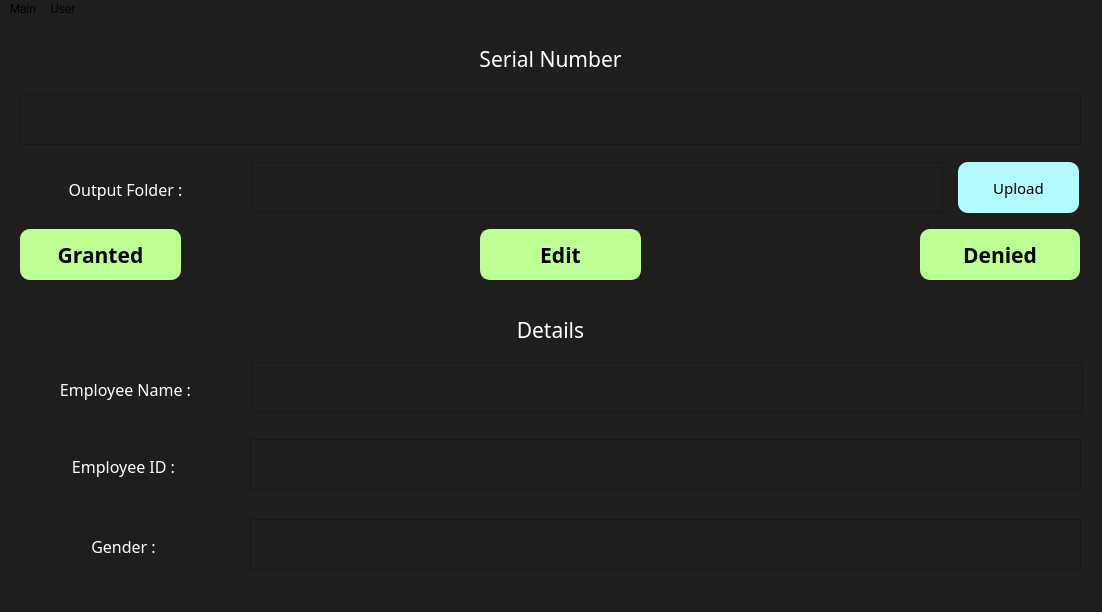
Qt form gui.ui (kLamda/RFID_GUI) before a commit.
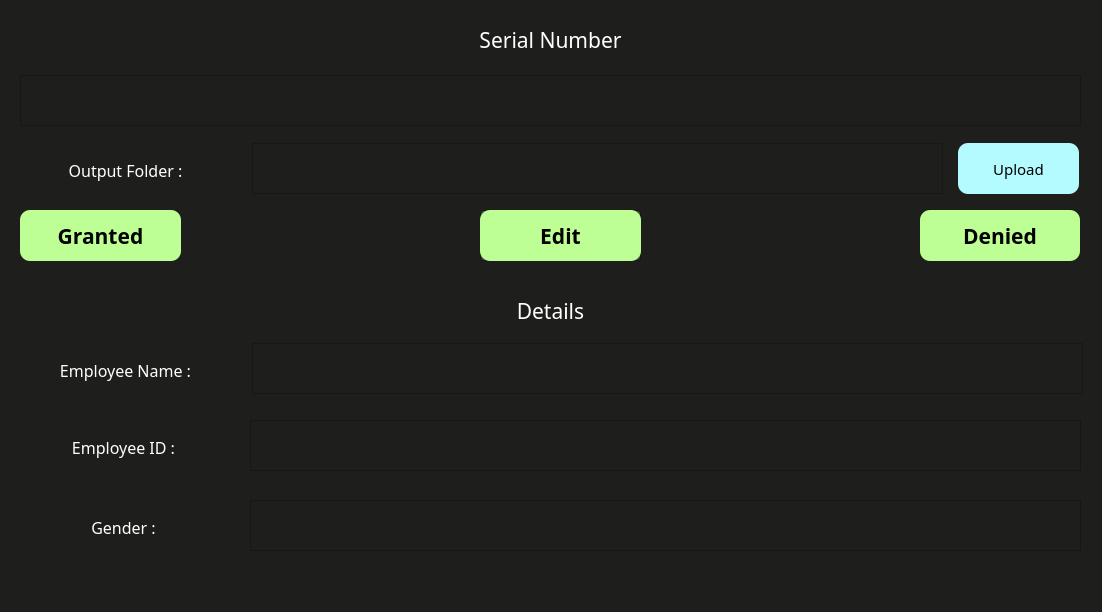
The same form after that commit.

Commit message: Menubar removed

```diff
--- a/gui.ui
+++ b/gui.ui
@@ -391,18 +391,6 @@
      <height>26</height>
     </rect>
    </property>
-   <widget class="QMenu" name="menuMain">
-    <property name="title">
-     <string>Main</string>
-    </property>
-   </widget>
-   <widget class="QMenu" name="menuUser">
-    <property name="title">
-     <string>User</string>
-    </property>
-   </widget>
-   <addaction name="menuMain"/>
-   <addaction name="menuUser"/>
   </widget>
   <widget class="QStatusBar" name="statusbar"/>
  </widget>
```
The commit also changes 2 other files.
